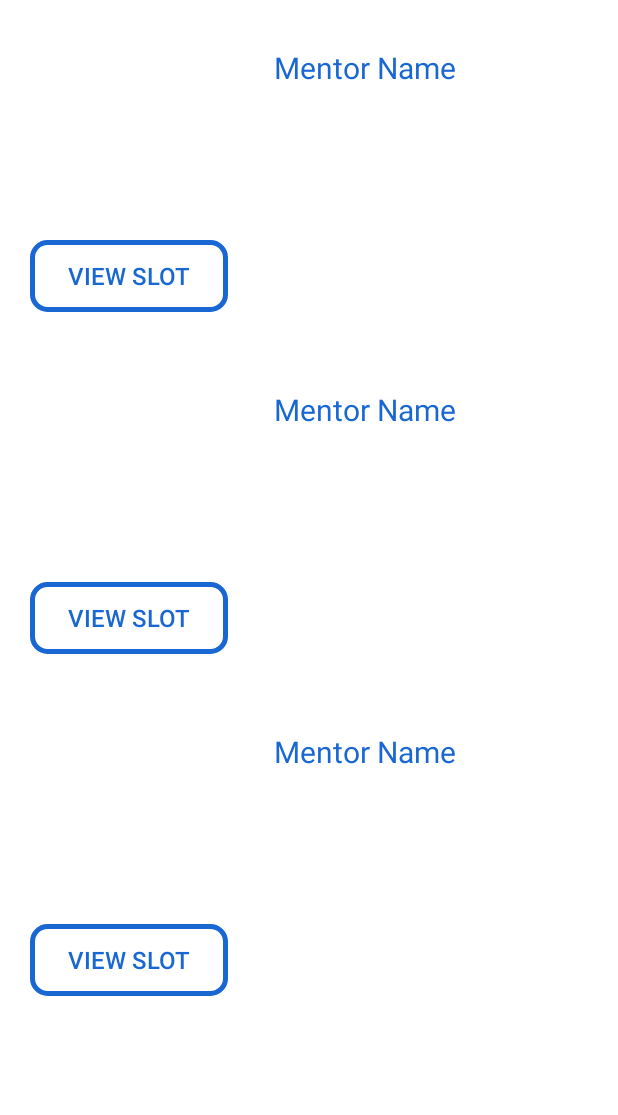
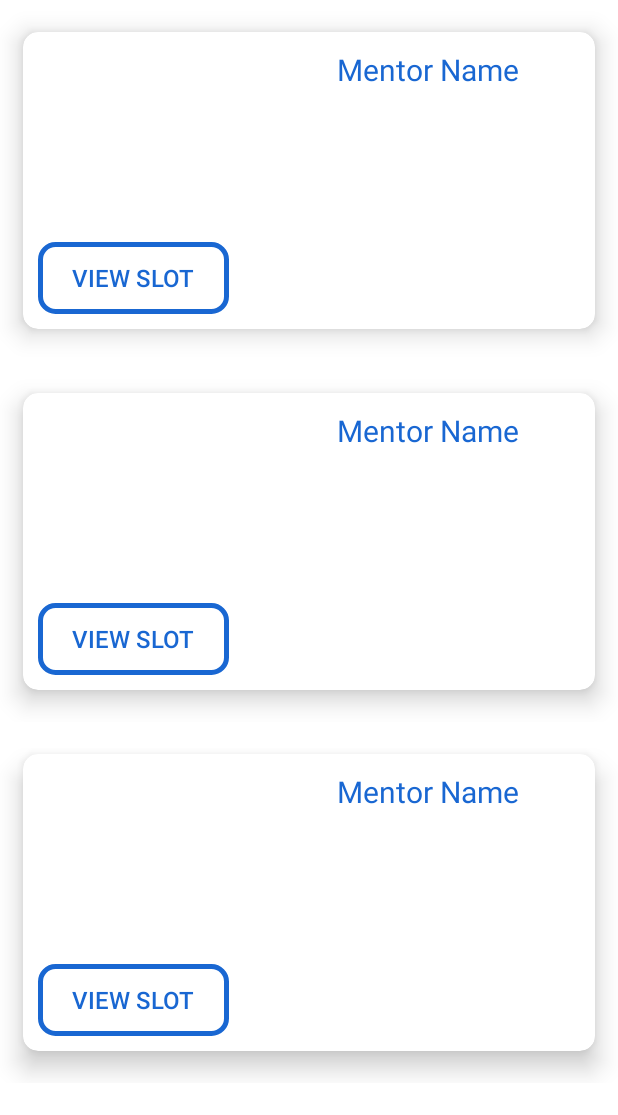
Before and after one commit to Amit-MBCA/AceMentor, an Android app: the layout activity_slot.xml on its own in the app's theme, with its tools: preview values and no code run, on a phone screen of 412 x 824 dp. Shown: the top 1115 px of the screen. Run offline under Robolectric (Android 15) with nearby library versions, the phone set to English and light mode, and no system bars.

```diff
--- a/app/src/main/AndroidManifest.xml
+++ b/app/src/main/AndroidManifest.xml
@@ -2,6 +2,7 @@
 <manifest xmlns:android="http://schemas.android.com/apk/res/android"
     xmlns:tools="http://schemas.android.com/tools">
 
+    <uses-permission android:name="android.permission.INTERNET" />
     <application
         android:name="androidx.multidex.MultiDexApplication"
         android:allowBackup="true"
--- a/app/src/main/java/com/example/ib/HomePage.java
+++ b/app/src/main/java/com/example/ib/HomePage.java
@@ -50,6 +50,8 @@ public class HomePage extends AppCompatActivity {
             gts11.setVisibility(View.VISIBLE);
             subimg11.setVisibility(View.VISIBLE);
         }
+
+
         civ.setOnClickListener(new View.OnClickListener() {
             @Override
             public void onClick(View v) {
--- a/app/src/main/java/com/example/ib/Mentors.java
+++ b/app/src/main/java/com/example/ib/Mentors.java
@@ -1,12 +1,10 @@
 package com.example.ib;
 
 public class Mentors {
-
     String user,mail,std,img, mentSubj;
 
     public Mentors() {
     }
-
     public Mentors(String user, String mail, String std, String img, String mentSubj) {
         this.user = user;
         this.mail = mail;
--- a/app/src/main/res/layout/activity_slot.xml
+++ b/app/src/main/res/layout/activity_slot.xml
@@ -1,15 +1,20 @@
 <?xml version="1.0" encoding="utf-8"?>
 <LinearLayout xmlns:android="http://schemas.android.com/apk/res/android"
-    xmlns:app="http://schemas.android.com/apk/res-auto"
     xmlns:tools="http://schemas.android.com/tools"
     android:layout_width="match_parent"
     android:layout_height="match_parent"
     android:orientation="vertical"
     tools:context=".SlotActivity">
 
+<!--    <ProgressBar-->
+<!--        android:id="@+id/progressCircular"-->
+<!--        android:layout_width="match_parent"-->
+<!--        android:layout_height="wrap_content"-->
+<!--        android:layout_gravity="center_vertical" />-->
+
     <androidx.recyclerview.widget.RecyclerView
+        android:id="@+id/slotsrv"
         android:layout_width="match_parent"
         android:layout_height="match_parent"
-        android:id="@+id/slotsrv"
-        tools:listitem="@layout/eachslot"/>
+        tools:listitem="@layout/eachslot" />
 </LinearLayout>
--- a/app/src/main/res/layout/eachslot.xml
+++ b/app/src/main/res/layout/eachslot.xml
@@ -4,9 +4,24 @@
     xmlns:tools="http://schemas.android.com/tools"
     android:layout_width="match_parent"
     android:layout_height="wrap_content"
-    android:layout_marginTop="10dp"
-    android:orientation="horizontal"
-    android:padding="10dp">
+    android:orientation="vertical">
+
+    <androidx.cardview.widget.CardView
+        android:layout_width="match_parent"
+        android:layout_height="wrap_content"
+        app:cardBackgroundColor="@color/white"
+        app:cardCornerRadius="10dp"
+        app:cardElevation="10dp"
+        app:cardMaxElevation="12dp"
+        app:cardPreventCornerOverlap="true"
+        app:cardUseCompatPadding="true">
+
+        <LinearLayout xmlns:android="http://schemas.android.com/apk/res/android"
+            xmlns:app="http://schemas.android.com/apk/res-auto"
+            xmlns:tools="http://schemas.android.com/tools"
+            android:layout_width="match_parent"
+            android:layout_height="wrap_content"
+            android:orientation="horizontal">
 
             <LinearLayout
                 android:layout_width="match_parent"
@@ -52,10 +67,10 @@
                     android:id="@+id/mentorName"
                     android:layout_width="match_parent"
                     android:layout_height="wrap_content"
-            android:layout_gravity="center"
+                    android:layout_gravity="center_horizontal"
                     android:padding="10dp"
                     android:text="Mentor Name"
-            android:textAlignment="viewStart"
+                    android:textAlignment="center"
                     android:textColor="@color/primaryColor"
                     android:textSize="20sp" />
 
@@ -63,10 +78,10 @@
                     android:id="@+id/mentorDisc"
                     android:layout_width="wrap_content"
                     android:layout_height="wrap_content"
-            android:layout_marginLeft="20dp"
-            android:layout_marginTop="10dp"
-            android:layout_marginRight="20dp"
-            android:layout_marginBottom="10dp"
+                    android:layout_marginTop="2dp"
+                    android:layout_marginStart="2dp"
+                    android:ellipsize="end"
+                    android:maxLines="1"
                     android:textColor="#FF3C00"
                     android:textSize="14sp"
                     app:layout_constraintEnd_toEndOf="parent"
@@ -78,3 +93,8 @@
             </LinearLayout>
 
         </LinearLayout>
+
+    </androidx.cardview.widget.CardView>
+
+
+</LinearLayout>
```
Also changed, not shown: app/build.gradle (+8 -0 lines), app/src/main/java/com/example/ib/MentorsAdapter.java (added, +136 -0 lines), app/src/main/java/com/example/ib/Profile.java (+8 -0 lines), app/src/main/java/com/example/ib/SlotActivity.java (+114 -0 lines), app/src/main/java/com/example/ib/eleventhStudents.java (+80 -1 lines), app/src/main/java/com/example/ib/ninethStudents.java (+7 -7 lines). Lines whose indentation alone changed are shown as unchanged.
